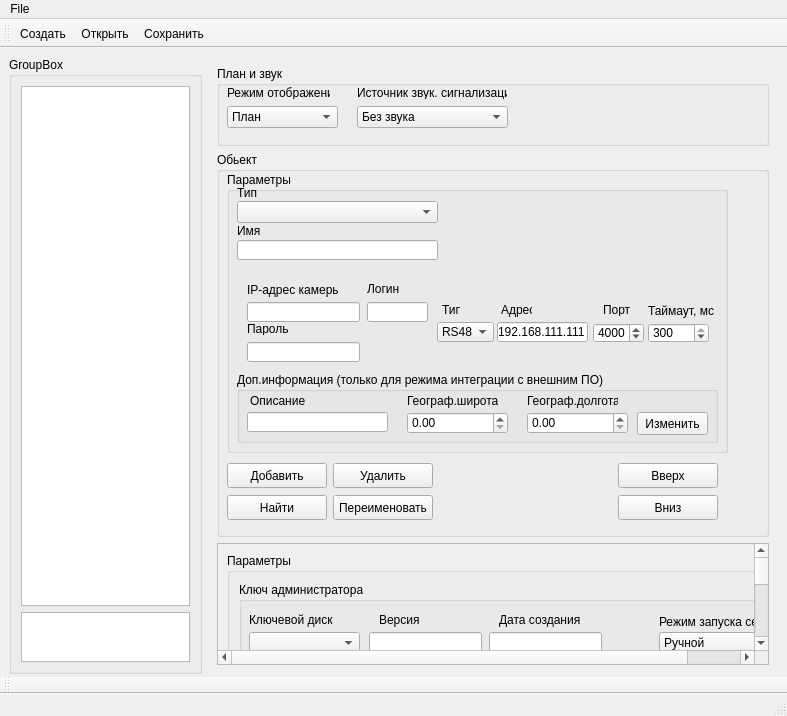
Qt form m_cfg/MainWindowCFG.ui (xXRadioHeadXx/start7) before a commit.
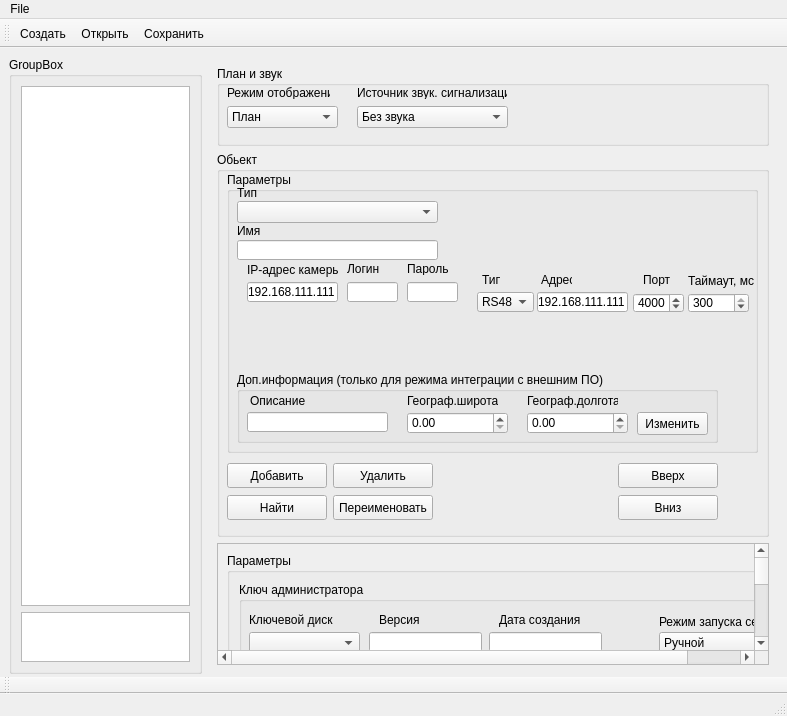
The same form after that commit. The open tabs and pages were chosen to show the change. Icons and pictures are not drawn.

Patch:
```diff
--- a/m_cfg/MainWindowCFG.ui
+++ b/m_cfg/MainWindowCFG.ui
@@ -123,7 +123,7 @@
      </widget>
     </item>
     <item row="0" column="1">
-     <widget class="QWidget" name="" native="true">
+     <widget class="QWidget" name="widget" native="true">
       <property name="sizePolicy">
        <sizepolicy hsizetype="Expanding" vsizetype="Minimum">
         <horstretch>0</horstretch>
@@ -320,7 +320,7 @@
            <rect>
             <x>10</x>
             <y>20</y>
-            <width>501</width>
+            <width>531</width>
             <height>281</height>
            </rect>
           </property>
@@ -389,8 +389,8 @@
            <property name="geometry">
             <rect>
              <x>10</x>
-             <y>100</y>
-             <width>201</width>
+             <y>90</y>
+             <width>461</width>
              <height>101</height>
             </rect>
            </property>
@@ -580,7 +580,7 @@
              <property name="geometry">
               <rect>
                <x>10</x>
-               <y>10</y>
+               <y>0</y>
                <width>91</width>
                <height>16</height>
               </rect>
@@ -592,8 +592,8 @@
             <widget class="QLabel" name="label_90">
              <property name="geometry">
               <rect>
-               <x>10</x>
-               <y>50</y>
+               <x>170</x>
+               <y>0</y>
                <width>47</width>
                <height>13</height>
               </rect>
@@ -605,8 +605,8 @@
             <widget class="QLabel" name="label_91">
              <property name="geometry">
               <rect>
-               <x>130</x>
-               <y>10</y>
+               <x>110</x>
+               <y>0</y>
                <width>47</width>
                <height>13</height>
               </rect>
@@ -618,9 +618,9 @@
             <widget class="QLineEdit" name="ONVIF_lineEdit__password">
              <property name="geometry">
               <rect>
-               <x>10</x>
-               <y>70</y>
-               <width>113</width>
+               <x>170</x>
+               <y>20</y>
+               <width>51</width>
                <height>20</height>
               </rect>
              </property>
@@ -628,9 +628,9 @@
             <widget class="QLineEdit" name="ONVIF_lineEdit__login">
              <property name="geometry">
               <rect>
-               <x>130</x>
-               <y>30</y>
-               <width>61</width>
+               <x>110</x>
+               <y>20</y>
+               <width>51</width>
                <height>20</height>
               </rect>
              </property>
@@ -639,11 +639,14 @@
              <property name="geometry">
               <rect>
                <x>10</x>
-               <y>30</y>
-               <width>113</width>
+               <y>20</y>
+               <width>91</width>
                <height>20</height>
               </rect>
              </property>
+             <property name="text">
+              <string>192.168.111.111</string>
+             </property>
             </widget>
            </widget>
            <widget class="QWidget" name="STRAZH_IP_groupbox">
@@ -1412,8 +1415,8 @@
           <widget class="QWidget" name="UDP_RS485_Widget" native="true">
            <property name="geometry">
             <rect>
-             <x>210</x>
-             <y>120</y>
+             <x>250</x>
+             <y>90</y>
              <width>280</width>
              <height>71</height>
             </rect>
```
Left out of the diff: 42 changed lines with no effect on the pictures.
